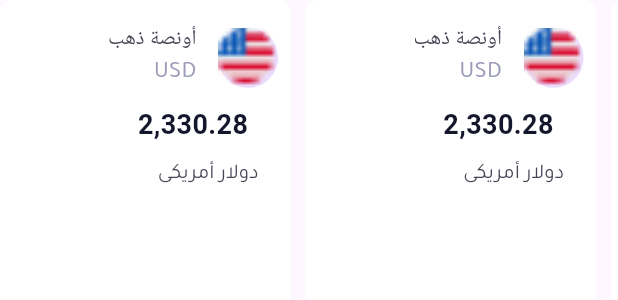
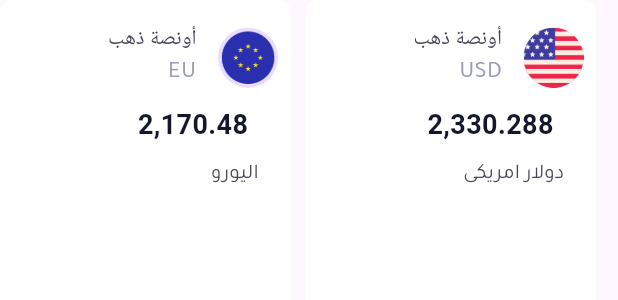
Before and after one commit to mohamedamr77/Currencies, a Flutter app: the ListHorizontalHighestGold widget shown alone on an empty page, opened directly, on a phone screen of 412 x 824 dp. Shown: the top 300 px of the screen. Run offline on Flutter 3.47's test engine with Material 3 defaults, Android fonts, the phone set to English and light mode, and no system bars; our stand-ins replace flutter_screenutil, flutter_svg, go_router, google_mobile_ads; network calls fail.

Commit message:
finish golden price screen

```diff
--- a/lib/core/shared_widget/dashboard/Item_goldandsliver_ListHorizontal.dart
+++ b/lib/core/shared_widget/dashboard/Item_goldandsliver_ListHorizontal.dart
@@ -29,7 +29,7 @@ class ItemGoldAndSliverListHorizontal extends StatelessWidget {
               builder: (context) => DetailsScreen(
                 id: id,
                 name: '',
-                symbol: '', image: '',
+                symbol: '', image: imageCountry,
               ),
             ));
       },
--- /dev/null
+++ b/lib/features/goldprices/data/list_highset_price.dart
@@ -0,0 +1,18 @@
+import 'model_highset_price.dart';
+
+List<HighestPriceModel>   highestGoldPriceList=[
+  HighestPriceModel(
+      image: "assets/images/European Union.png",
+      name: "أونصة الذهب ",
+      price: "2,170.48",
+      abbreviation: "EU",
+      nameCurrency: "اليورو"
+  ),
+  HighestPriceModel(
+      image: "assets/images/america gold.png",
+      name: "أونصة الذهب ",
+      price: "2,330.288",
+      abbreviation: "USD",
+      nameCurrency: "دولار امريكى"
+  ),
+];
--- a/lib/features/goldprices/presentation/views/widgets/list_horizontal_highest _gold.dart
+++ b/lib/features/goldprices/presentation/views/widgets/list_horizontal_highest _gold.dart
@@ -1,7 +1,7 @@
 import 'package:flutter/material.dart';
 import '../../../../../core/shared_widget/dashboard/Item_goldandsliver_ListHorizontal.dart';
-import '../../../../../core/utils/image.dart';
 import '../../../../../core/utils/text.dart';
+import '../../../data/list_highset_price.dart';
 
 class ListHorizontalHighestGold extends StatelessWidget {
   const ListHorizontalHighestGold({super.key});
@@ -10,16 +10,16 @@ class ListHorizontalHighestGold extends StatelessWidget {
   Widget build(BuildContext context) {
     return ListView.separated(
       scrollDirection: Axis.horizontal,
-      itemBuilder: (context, index) => const ItemGoldAndSliverListHorizontal(
-        imageCountry: ImageApp.americaImage,
-        countryCurrency: TextApp.dollarText,
-        abbreviationCountry: "USD",
-        price: "2,330.28",
+      itemBuilder: (context, index) =>  ItemGoldAndSliverListHorizontal(
+        imageCountry: highestGoldPriceList[index].image,
+        countryCurrency: highestGoldPriceList[index].nameCurrency,
+        abbreviationCountry: highestGoldPriceList[index].abbreviation,
+        price: highestGoldPriceList[index].price,
         isGOld: true,
         id: 20,
       ),
       separatorBuilder: (context, index) => const SizedBox(width: 10),
-      itemCount: 10,
+      itemCount: highestGoldPriceList.length,
     );
   }
 }
```
Also changed, not shown: lib/features/goldprices/data/model_highset_price.dart (added, +14 -0 lines), assets/images/European Union.png (added), assets/images/america gold.png (added), assets/images/gold.png (added).
